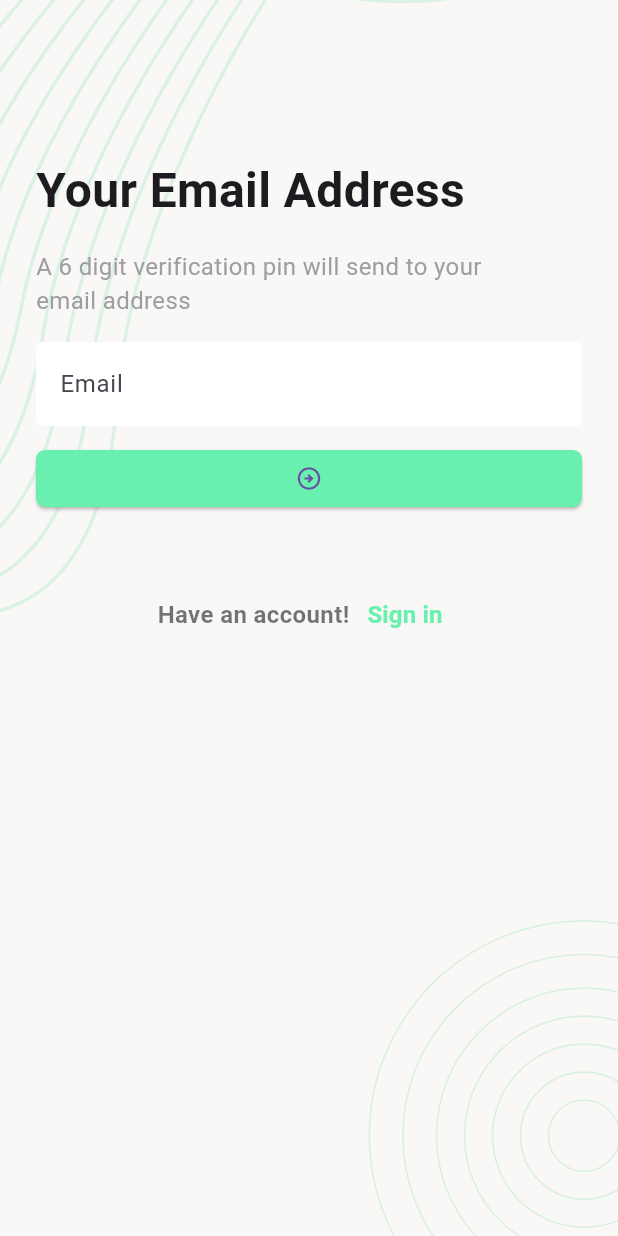
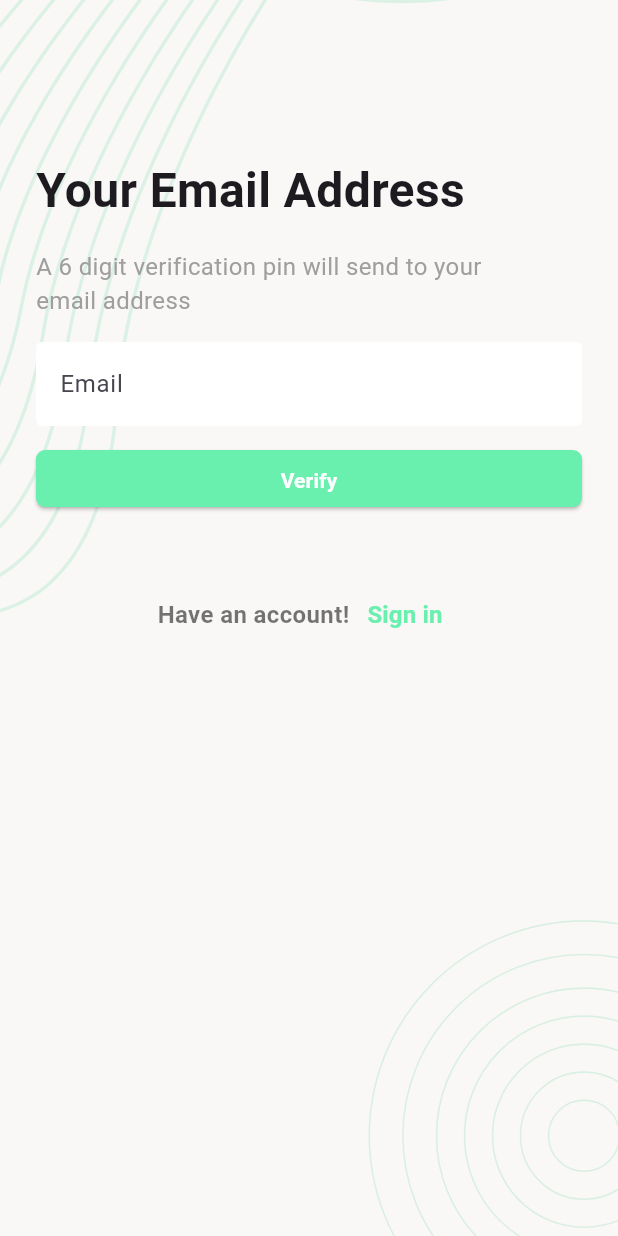
Before and after one commit to Ahmad61-6/Task_Manager_App, a Flutter app: the ForgotPasswordEmailScreen screen opened directly, on a phone screen of 412 x 824 dp. Run offline on Flutter 3.47's test engine with Material 3 defaults, Android fonts, the phone set to English and light mode, and no system bars; our stand-ins replace flutter_svg, image_picker, lottie, pin_code_fields, shared_preferences; accounts and stored records are empty.

Commit message:
Update forgot_password_email.dart

```diff
--- a/lib/ui/screens/forgot_password_email.dart
+++ b/lib/ui/screens/forgot_password_email.dart
@@ -2,10 +2,10 @@ import 'package:flutter/material.dart';
 import 'package:task_manager_app/data.network_caller/network_caller.dart';
 import 'package:task_manager_app/data.network_caller/utility/urls.dart';
 import 'package:task_manager_app/style.dart';
-import 'package:task_manager_app/ui/contollers/auth_controller.dart';
 import 'package:task_manager_app/ui/widgets/body_background.dart';
 import 'package:task_manager_app/ui/widgets/snack_massage.dart';
 
+import '../contollers/password_verification_sharedpreference.dart';
 import 'pin_verification.dart';
 
 class ForgotPasswordEmailScreen extends StatefulWidget {
@@ -17,19 +17,6 @@ class ForgotPasswordEmailScreen extends StatefulWidget {
 }
 
 class _ForgotPasswordEmailScreenState extends State<ForgotPasswordEmailScreen> {
-  // Map<String, String> formValues = {'email': ''};
-  // inputOnChange(mapKey, textValue) {
-  //   formValues.update(mapKey, (value) => textValue);
-  //   setState(() {});
-  // }
-  //
-  // formOnSubmit() async {
-  //   if (formValues['email']!.isEmpty) {
-  //     if (mounted) {
-  //       showSnackMessage(context, 'Email required!', true);
-  //     }
-  //   } else {}
-  // }
   final TextEditingController _emailVTEController = TextEditingController();
   final GlobalKey<FormState> _formKey = GlobalKey<FormState>();
 
@@ -93,8 +80,12 @@ class _ForgotPasswordEmailScreenState extends State<ForgotPasswordEmailScreen> {
                             onPressed: () {
                               emailVerification();
                             },
-                            child:
-                                const Icon(Icons.arrow_circle_right_outlined)),
+                            child: const Text(
+                              "Verify",
+                              style: TextStyle(
+                                  color: Colors.white,
+                                  fontWeight: FontWeight.w600),
+                            )),
                       ),
                     ),
                     const SizedBox(
@@ -144,18 +135,15 @@ class _ForgotPasswordEmailScreenState extends State<ForgotPasswordEmailScreen> {
       }
 
       // Normalize both email addresses by trimming spaces and converting to lower case
-      String enteredEmail = _emailVTEController.text.trim().toLowerCase();
-      String storedEmail =
-          AuthController.user?.email?.trim().toLowerCase() ?? "";
 
-      if (storedEmail == enteredEmail) {
-        final response =
-            await NetworkCaller().getRequest(Urls.verifyEmail(enteredEmail));
+      final response = await NetworkCaller()
+          .getRequest(Urls.verifyEmail(_emailVTEController.text));
       _emailVerificationInProgress = false;
       if (mounted) {
         setState(() {});
       }
       if (response.isSuccess) {
+        await writeEmailVerification(_emailVTEController.text);
         if (mounted) {
           Navigator.push(
               context,
@@ -176,7 +164,6 @@ class _ForgotPasswordEmailScreenState extends State<ForgotPasswordEmailScreen> {
       }
     }
   }
-  }
 
   @override
   void dispose() {
```
Lines whose indentation alone changed are shown as unchanged.
